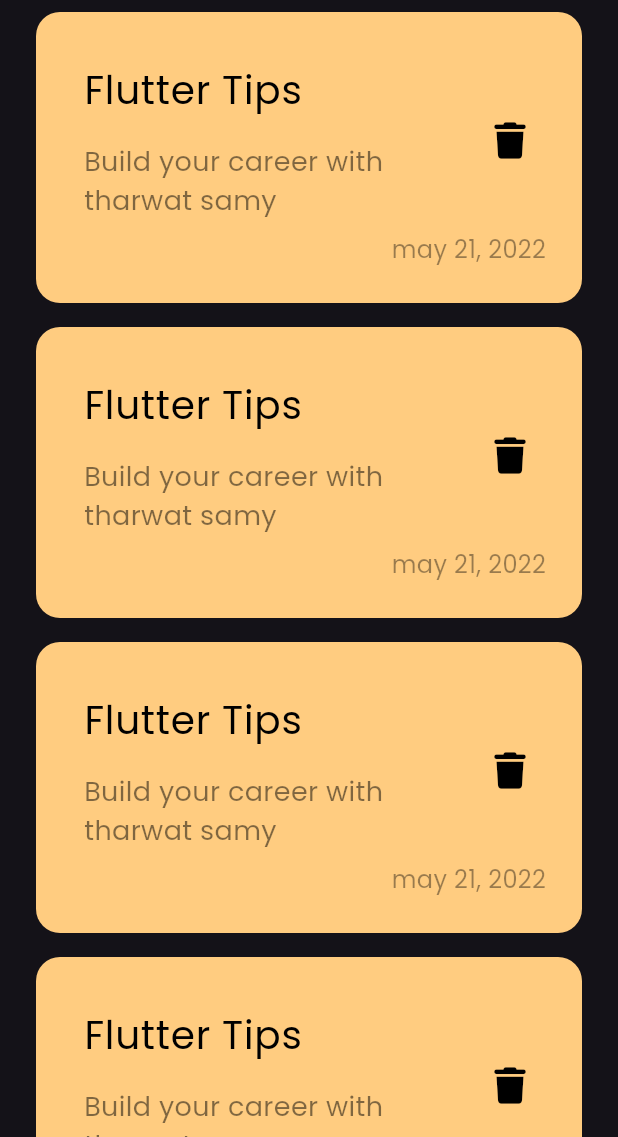
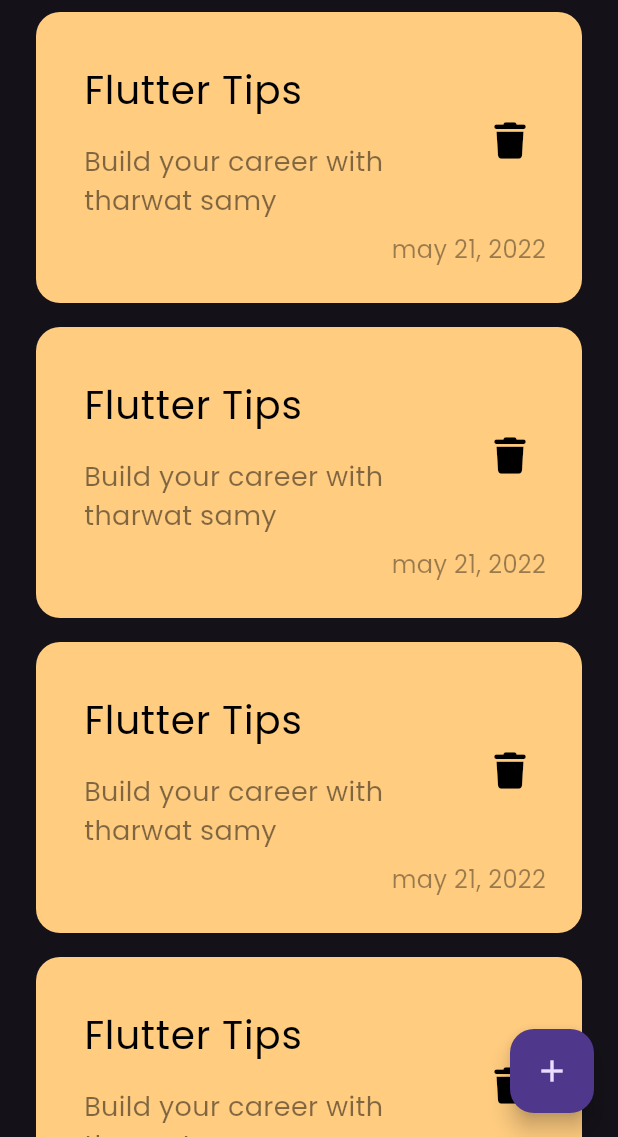
Before and after one commit to codingAndPlayin/notes_app, a Flutter app: the screen it shows after launch, on a phone screen of 412 x 824 dp, the part 99-1236 px from its top. Run offline on Flutter 3.47's test engine with Material 3 defaults, Android fonts, the phone set to English and light mode, and no system bars; our stand-ins replace font_awesome_flutter.

Commit message:
floating action button to add notes

```diff
--- a/lib/views/notees_view.dart
+++ b/lib/views/notees_view.dart
@@ -6,7 +6,13 @@
 
   @override
   Widget build(BuildContext context) {
-    return const Scaffold(
+    return Scaffold(
+      floatingActionButton: FloatingActionButton(
+        onPressed: () {},
+        child: const Icon(
+          Icons.add,
+        ),
+      ),
       body: NotesViewBody(),
     );
   }
--- a/lib/views/widgets/notes_view_body.dart
+++ b/lib/views/widgets/notes_view_body.dart
@@ -1,7 +1,7 @@
 import 'package:flutter/material.dart';
 
 import 'package:note_app__arabic/views/widgets/custom_app_bar.dart';
-import 'package:note_app__arabic/views/widgets/custom_note_item.dart';
+
 import 'package:note_app__arabic/views/widgets/notes_list_view.dart';
 
 class NotesViewBody extends StatelessWidget {
```
